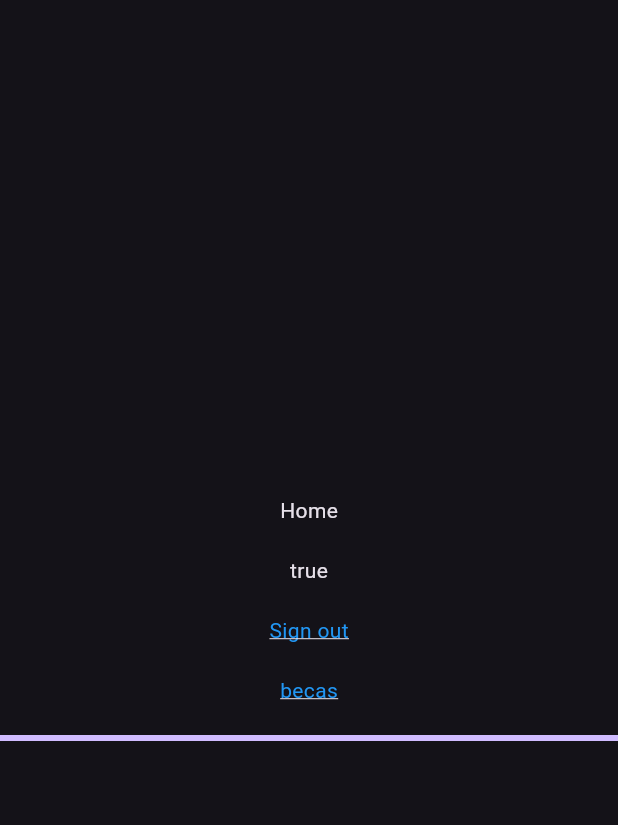
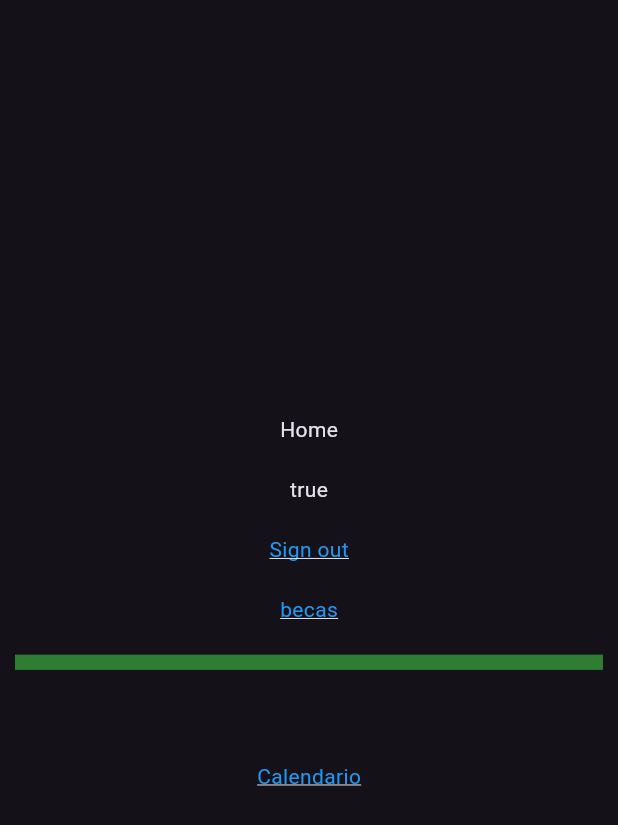
Before and after one commit to cicm4/FCCApp, a Flutter app: the screen it shows once a user with an empty profile is signed in, on a phone screen of 412 x 824 dp. Shown: the top 825 px of the screen. Run offline on Flutter 3.47's test engine with Material 3 defaults, Android fonts, the phone set to English and light mode, and no system bars; our stand-ins replace calendar_view, cloud_firestore, file_picker, firebase_auth, firebase_core, firebase_storage and 1 more; missing offline and left inert: firebase_app_check, flutter_pdfview; accounts and stored records are empty.

Commit message:
Made many changes to the calendar and event services.

```diff
--- a/lib/pages/home/home.dart
+++ b/lib/pages/home/home.dart
@@ -3,6 +3,7 @@ import 'package:fccapp/services/Level_0/user_service.dart';
 import 'package:fccapp/services/Level_1/admin_service.dart';
 import 'package:fccapp/services/Level_1/authentication_service.dart';
 import 'package:fccapp/services/level_2/scholarships_service.dart';
+import 'package:firebase_auth/firebase_auth.dart';
 import 'package:flutter/foundation.dart';
 import 'package:flutter/material.dart';
 
@@ -96,9 +97,31 @@ class _HomeState extends State<Home> {
               ),
             ),
             const SizedBox(height: 20),
-            LinearProgressIndicator(
-              value: scholarshipStatus / 4,
-            ), // Add some spacing
+            Padding(
+              padding: const EdgeInsets.symmetric(horizontal: 10),
+              child: LinearProgressIndicator(
+                value: scholarshipStatus / 4,
+                color: Colors.green[800],
+                minHeight: 10.0,
+              ),
+            ),
+            const SizedBox(height: 20),
+            Text(UserService().user!.email!),
+            const SizedBox(height: 20),
+            GestureDetector(
+              onTap: () async {
+                await Navigator.pushNamed(context, '/calendarHome');
+              },
+              child: const Text(
+                'Calendario',
+                style: TextStyle(
+                  fontSize: 14, // Making text small
+                  color: Colors.blue, // Text color blue
+                  decoration: TextDecoration.underline, // Underlined text
+                ),
+              ),
+            ),
+            const SizedBox(height: 20), // Add some spacing
           ],
         ),
       ),
--- a/lib/shared/routes.dart
+++ b/lib/shared/routes.dart
@@ -1,3 +1,4 @@
+import 'package:fccapp/pages/calendars/calendar_home.dart';
 import 'package:fccapp/pages/scholarships/scholarship_home.dart';
 import 'package:fccapp/services/Level_0/database_service.dart';
 import 'package:fccapp/services/Level_0/storage_service.dart';
@@ -20,6 +21,7 @@ Map<String, WidgetBuilder> getAppRoutes(
           scholarshipService: ScholarshipService.create(
               userService: UserService(), dbService: dbs),
           st: st,
-        )
+        ),
+    '/calendarHome': (context) => const CalendarHome(),
   };
 }
--- a/lib/shared/theme.dart
+++ b/lib/shared/theme.dart
@@ -1,6 +1,6 @@
-
 import 'package:flutter/material.dart';
 
 ThemeData generalTheme = ThemeData(
   brightness: Brightness.dark,
+  primaryColor: Colors.green,
 );
--- a/pubspec.yaml
+++ b/pubspec.yaml
@@ -56,6 +56,7 @@ dependencies:
   file_picker: ^6.1.1
   flutter_pdfview: ^1.3.2
   path_provider: ^2.1.1
+  calendar_view: ^1.0.4
 
 dev_dependencies:
   flutter_test:
```
Also changed, not shown: lib/pages/calendars/calendar_home.dart (added, +95 -0 lines), lib/services/data/calendar.dart (+6 -6 lines), lib/services/data/localEvent.dart (renamed from lib/services/data/event.dart, +5 -5 lines), lib/services/level_2/calendar_service.dart (+46 -6 lines), lib/services/level_2/event_service.dart (+6 -4 lines), pubspec.lock.
